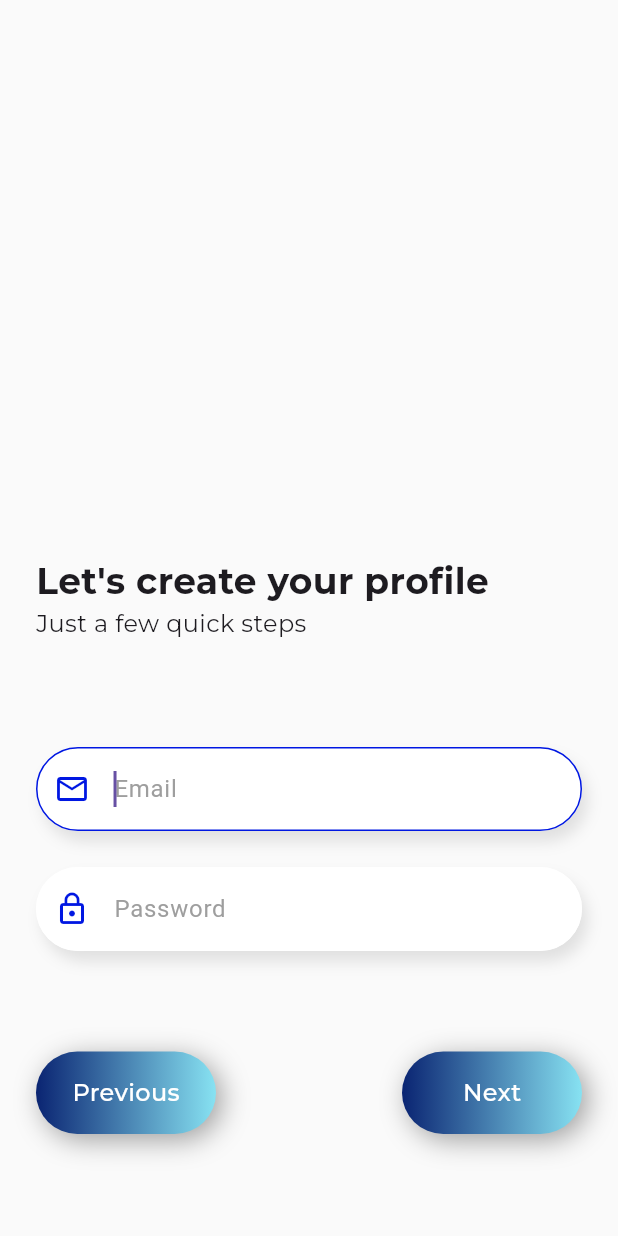
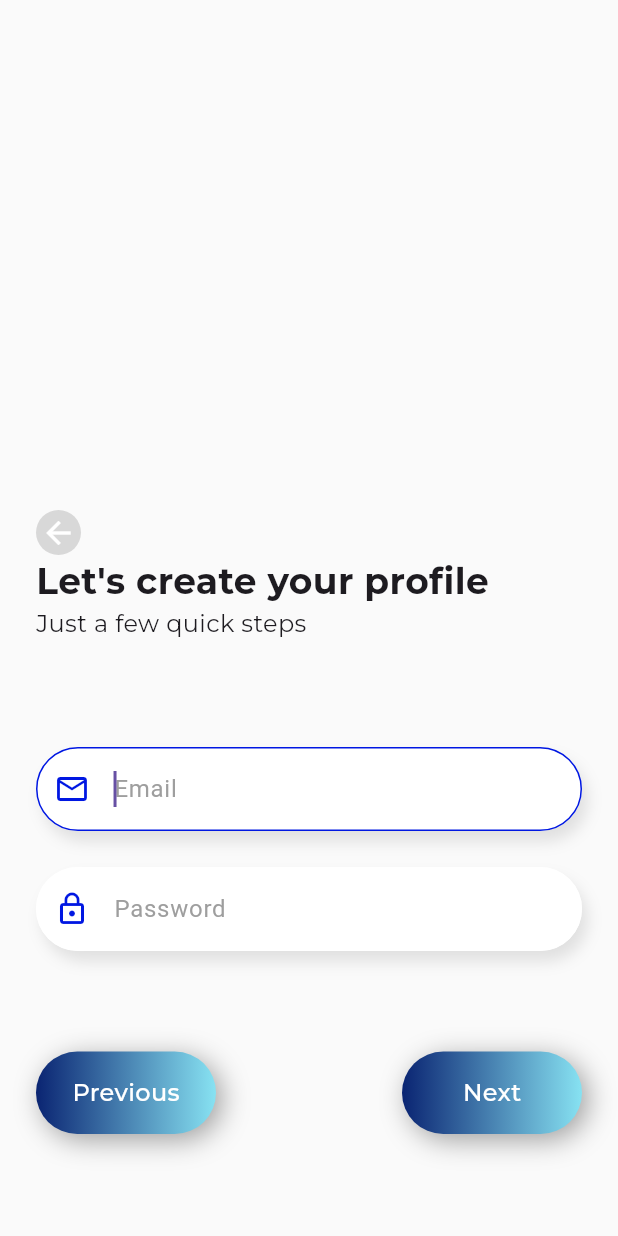
Before and after one commit to ryanemm/get_local, a Flutter app: the LocalSignUp screen opened directly, on a phone screen of 412 x 824 dp. Run offline on Flutter 3.47's test engine with Material 3 defaults, Android fonts, the phone set to English and light mode, and no system bars; drawn by our look-alikes of loader_overlay; our stand-ins replace dotted_border, email_validator, file_picker, flutter_svg, flutter_toggle_tab, google_fonts and 3 more; missing offline and left inert: load_switch, scroll_to_hide; accounts and stored records are empty.

Commit message:
added back buttons on local login pages

```diff
--- a/lib/layouts/login/local_sign_up.dart
+++ b/lib/layouts/login/local_sign_up.dart
@@ -493,7 +493,29 @@
               Column(
                 crossAxisAlignment: CrossAxisAlignment.start,
                 children: [
-
+                      GestureDetector(
+                        onTap: () {
+                          print("Back button tapped");
+                          Navigator.pop(context);
+                        },
+                        child: Container(
+                          height: 30,
+                          width: 30,
+                          decoration: const BoxDecoration(
+                              borderRadius:
+                                  BorderRadius.all(Radius.circular(15)),
+                              color: Color.fromARGB(84, 148, 147, 147)),
+                          child: Center(
+                            child: Icon(
+                              Icons.arrow_back,
+                              color: Colors.white,
+                            ),
+                          ),
+                        ),
+                      ),
+                  Expanded(
+                    flex: 2,
+                    child: Container()),
                   Text(
                     "Let's create your profile",
                     style: GoogleFonts.montserrat(
```
Also changed, not shown: lib/layouts/login/sign_up_screen.dart (+25 -0 lines).
